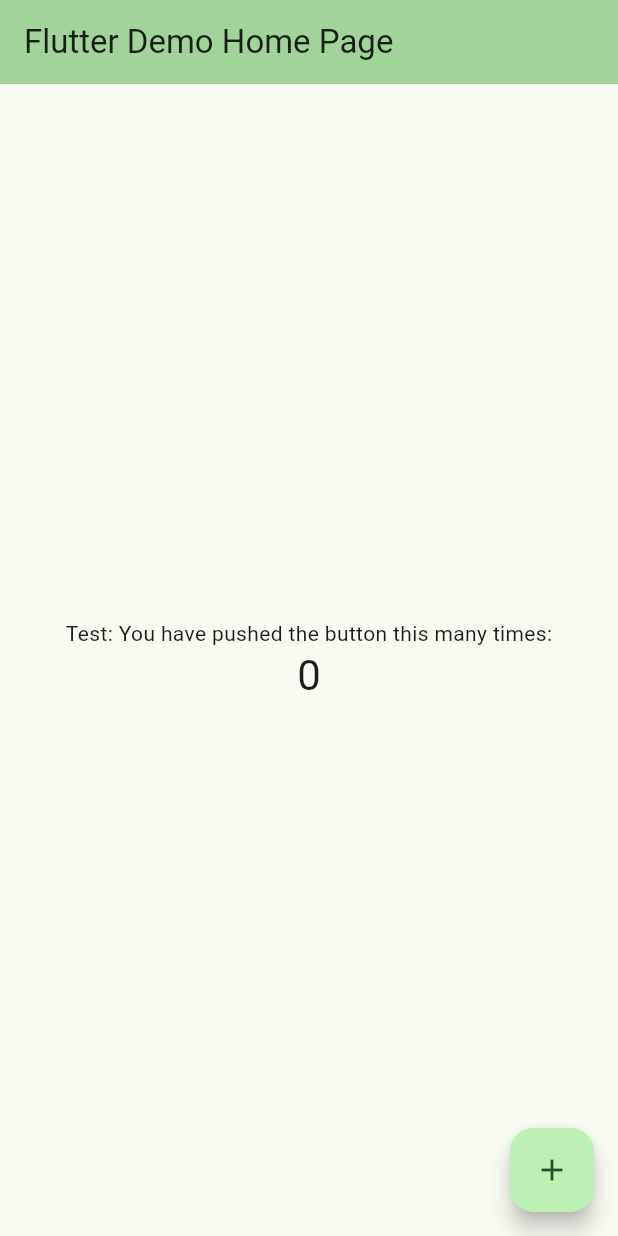
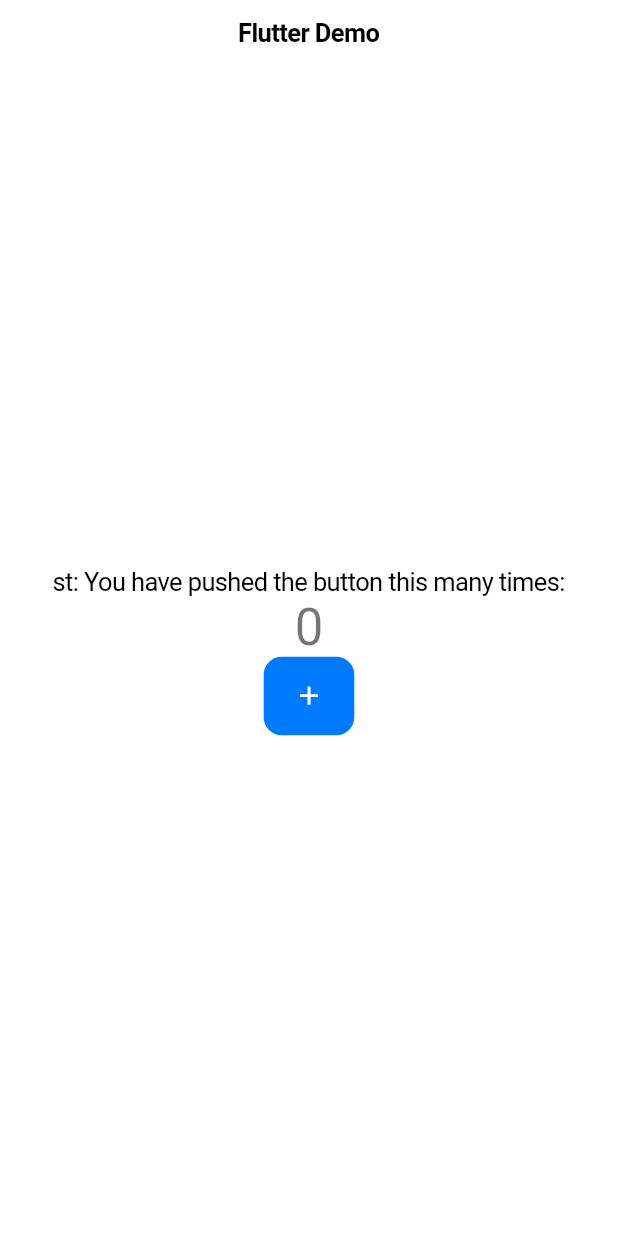
Before and after one commit to kjh2s/flutter_test1, a Flutter app: the screen it shows after launch, on a phone screen of 412 x 824 dp. Run offline on Flutter 3.47's test engine with Material 2 defaults, Android fonts, the phone set to English and light mode, and no system bars.

Commit message:
230907 간단한 수정, 커밋 테스트
- 예제 카운트 앱, 머티리얼->쿠퍼티노 디자인 코드 변경

```diff
--- a/lib/main.dart
+++ b/lib/main.dart
@@ -1,5 +1,5 @@
 import 'package:flutter/material.dart';
-import 'package:google_fonts/google_fonts.dart';
+import 'package:flutter/cupertino.dart';
 
 void main() {
   runApp(const MyApp());
@@ -10,13 +10,16 @@ class MyApp extends StatelessWidget {
 
   @override
   Widget build(BuildContext context) {
-    return MaterialApp(
+    /*return MaterialApp(
       title: 'Flutter Demo',
       theme: ThemeData(
         colorScheme: ColorScheme.fromSeed(seedColor: Colors.green),
         useMaterial3: true,
       ),
       home: const MyHomePage(title: 'Flutter Demo Home Page'),
+    );*/
+    return CupertinoApp(
+      home: const MyHomePage(title: 'Flutter Demo'),
     );
   }
 }
@@ -41,7 +44,7 @@ class _MyHomePageState extends State<MyHomePage> {
 
   @override
   Widget build(BuildContext context) {
-    return Scaffold(
+    /*return Scaffold(
       appBar: AppBar(
         backgroundColor: Theme.of(context).colorScheme.inversePrimary,
         title: Text(widget.title),
@@ -51,7 +54,7 @@ class _MyHomePageState extends State<MyHomePage> {
           mainAxisAlignment: MainAxisAlignment.center,
           children: <Widget>[
             const Text(
-              'Test: You have pushed the button this many times:',
+              'st: You have pushed the button this many times:',
               // style: GoogleFonts.aladin(
               //   fontSize: 30,
               //   fontWeight: FontWeight.w700,
@@ -70,6 +73,38 @@ class _MyHomePageState extends State<MyHomePage> {
         tooltip: 'Increment',
         child: const Icon(Icons.add),
       ),
+    );*/
+    return CupertinoPageScaffold(
+      navigationBar: CupertinoNavigationBar(
+        backgroundColor: Theme.of(context).colorScheme.inversePrimary,
+        middle: Text(widget.title),
+      ),
+      child: Center(
+        child: Column(
+          mainAxisAlignment: MainAxisAlignment.center,
+          children: <Widget>[
+            const Text(
+              'st: You have pushed the button this many times:',
+              // style: GoogleFonts.aladin(
+              //   fontSize: 30,
+              //   fontWeight: FontWeight.w700,
+              //   fontStyle: FontStyle.normal,
+              // ),
+            ),
+            Text(
+              '$_counter',
+              style: Theme.of(context).textTheme.headlineMedium,
+            ),
+            Center(
+              child: CupertinoButton.filled(
+                onPressed: _incrementCounter,
+                child: const Icon(Icons.add),
+              ),
+            ),
+          ],
+        ),
+      ),
+
     );
   }
 }
```
